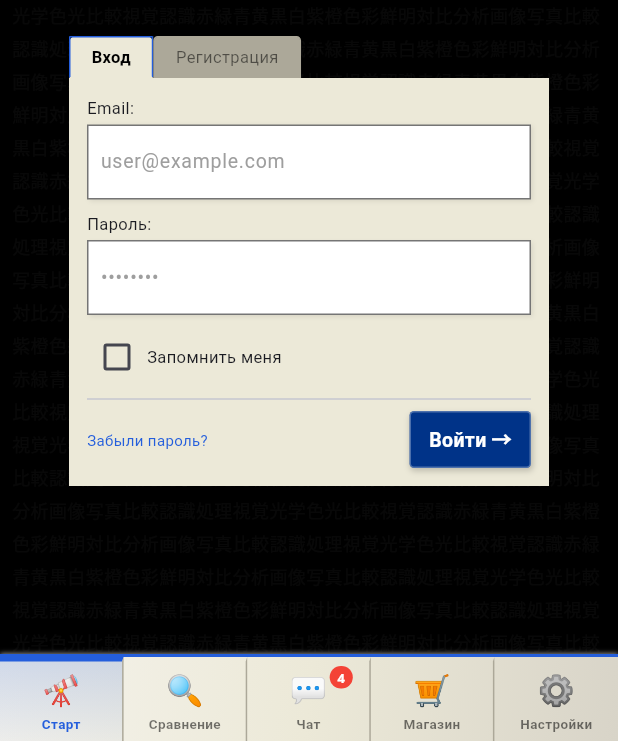
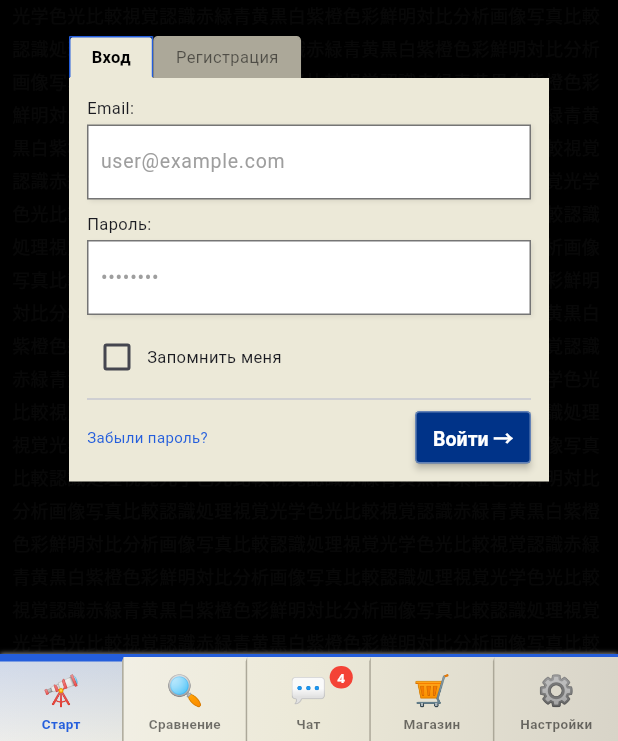
Before and after one commit to ppvesna/foto-compare, a Flutter app: the screen it shows after launch, on a phone screen of 412 x 824 dp, the part 495-1236 px from its top. Run offline on Flutter 3.47's test engine with Material 3 defaults, Android fonts, the phone set to English and light mode, and no system bars; our stand-ins replace image_picker, sqflite, supabase_flutter; accounts and stored records are empty.

Commit message:
XpBtn: use ElevatedButton instead of custom Container
Custom Container+Text consistently failed to show text on device.
ElevatedButton with backgroundColor/foregroundColor is the standard
Flutter approach guaranteed to work on all Android versions.

https://claude.ai/code/session_01SYdGBKvBkUENM7TUXVJdMv

```diff
--- a/lib/widgets/xp_widgets.dart
+++ b/lib/widgets/xp_widgets.dart
@@ -26,49 +26,37 @@ class XpBtn extends StatelessWidget {
         ? const Color(0xFF880000)
         : primary
             ? const Color(0xFF003388)
-            : const Color(0xFFDDDDDD);
-    final Color fg =
-        (primary || danger) ? Colors.white : Colors.black87;
+            : const Color(0xFFE0DDD4);
+    final Color fg = (primary || danger) ? Colors.white : Colors.black87;
 
-    return GestureDetector(
-      onTap: onPressed,
-      child: Container(
-        width: width,
-        padding:
-            const EdgeInsets.symmetric(horizontal: 12, vertical: 8),
-        decoration: BoxDecoration(
-          color: bg,
-          borderRadius: BorderRadius.circular(3),
-          border: Border.all(
-              color: (primary || danger)
-                  ? Colors.white30
-                  : Colors.grey.shade500),
-          boxShadow: const [
-            BoxShadow(
-                color: Color(0x33000000),
-                blurRadius: 3,
-                offset: Offset(1, 2)),
-          ],
+    return SizedBox(
+      width: width,
+      child: ElevatedButton(
+        onPressed: onPressed,
+        style: ElevatedButton.styleFrom(
+          backgroundColor: bg,
+          foregroundColor: fg,
+          elevation: 2,
+          padding: const EdgeInsets.symmetric(horizontal: 12, vertical: 8),
+          minimumSize: Size.zero,
+          tapTargetSize: MaterialTapTargetSize.shrinkWrap,
+          textStyle: const TextStyle(
+              fontSize: 13, fontWeight: FontWeight.w600),
+          shape: RoundedRectangleBorder(
+            borderRadius: BorderRadius.circular(3),
+            side: BorderSide(
+                color: (primary || danger)
+                    ? Colors.white38
+                    : Colors.grey.shade500),
+          ),
         ),
-        child: Row(
-          mainAxisSize: MainAxisSize.min,
-          mainAxisAlignment: MainAxisAlignment.center,
-          children: [
-            if (icon != null) ...[
-              Icon(icon, size: 15, color: fg),
-              const SizedBox(width: 5),
-            ],
-            Text(
-              label,
-              style: TextStyle(
-                color: fg,
-                fontSize: 13,
-                fontWeight: FontWeight.w600,
-                decoration: TextDecoration.none,
-              ),
-            ),
-          ],
-        ),
+        child: icon != null
+            ? Row(mainAxisSize: MainAxisSize.min, children: [
+                Icon(icon, size: 14),
+                const SizedBox(width: 5),
+                Text(label),
+              ])
+            : Text(label),
       ),
     );
   }
```
